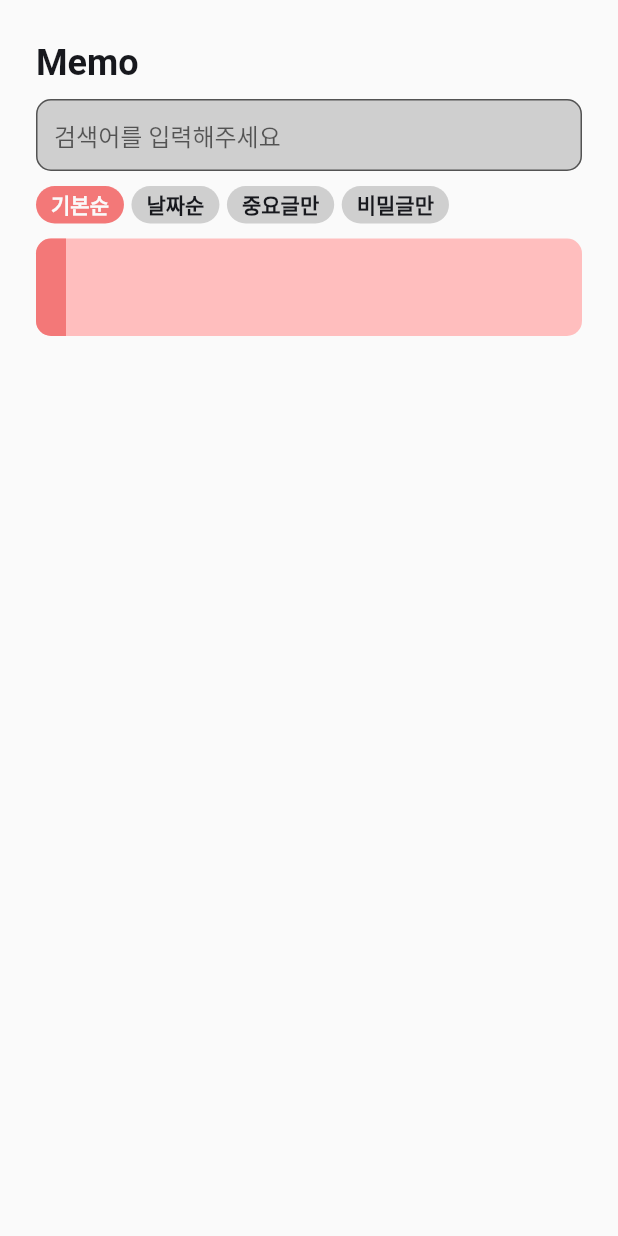
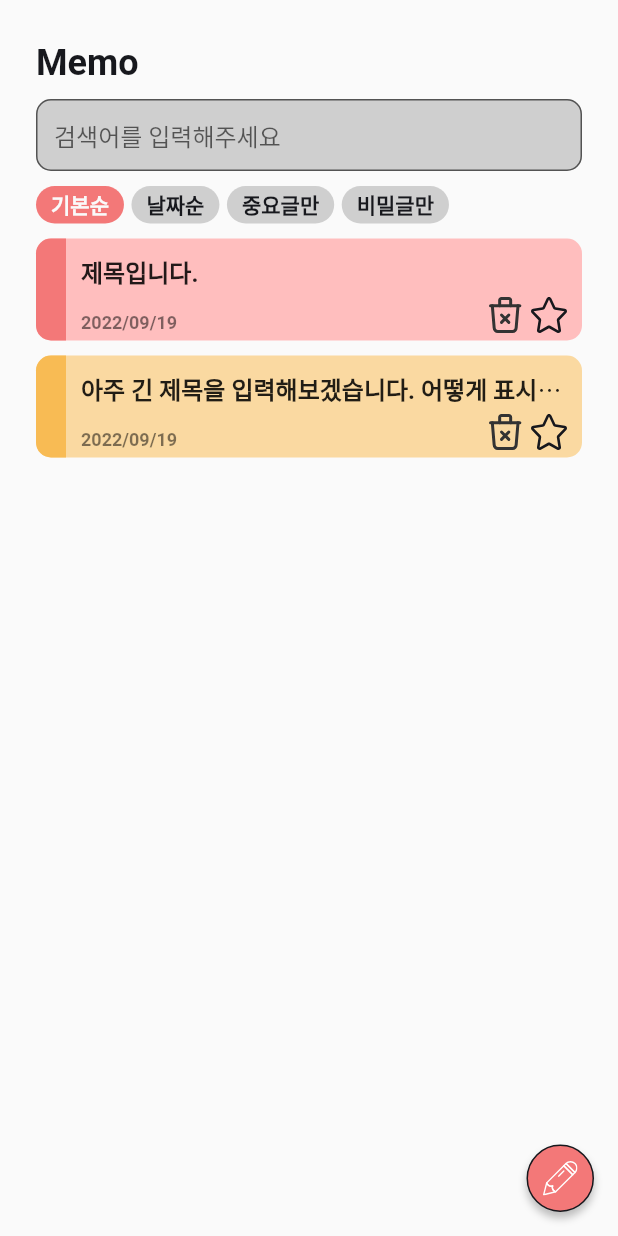
Before and after one commit to kmj94102/my_memo, a Flutter app: the screen it shows after launch, on a phone screen of 412 x 824 dp. Run offline on Flutter 3.47's test engine with Material 2 defaults, Android fonts, the phone set to English and light mode, and no system bars; our stand-ins replace flutter_svg.

Commit message:
- 메인화면 UI 작업 완료

```diff
--- a/lib/HomeScreen.dart
+++ b/lib/HomeScreen.dart
@@ -1,4 +1,5 @@
 import 'package:flutter/material.dart';
+import 'package:flutter_svg/flutter_svg.dart';
 
 class HomeScreen extends StatelessWidget {
   const HomeScreen({Key? key}) : super(key: key);
@@ -12,15 +13,82 @@ class HomeScreen extends StatelessWidget {
           child: Column(
             crossAxisAlignment: CrossAxisAlignment.start,
             children: [
-            const Text(
+              /// 타이틀
+              mainTitle(),
+              const SizedBox(height: 10),
+
+              /// 조건 영역 : 검색 + 검색 조건
+              conditionArea(),
+              const SizedBox(
+                height: 10,
+              ),
+
+              /// 메모 리스트 아이템
+              memoListItem(
+                  mainColor: const Color(0xFFF37878),
+                  subColor: const Color(0xFFFFBEBE),
+                  title: "제목입니다.",
+                  date: "2022/09/19"),
+              const SizedBox(
+                height: 10,
+              ),
+              memoListItem(
+                  mainColor: const Color(0xFFF8BB54),
+                  subColor: const Color(0xFFFAD9A1),
+                  title: "아주 긴 제목을 입력해보겠습니다. 어떻게 표시되는지 확인해봅시다",
+                  date: "2022/09/19"),
+            ],
+          ),
+        ),
+        floatingActionButton: customFloat());
+  }
+}
+
+/// 메인 타이틀
+Widget mainTitle() {
+  return const Text(
     "Memo",
     style: TextStyle(
-                  color: Color(0xFF17181d),
-                  fontSize: 24,
-                  fontWeight: FontWeight.bold),
+        color: Color(0xFF17181d), fontSize: 24, fontWeight: FontWeight.bold),
+  );
+}
+
+/// 조건 영역
+Widget conditionArea() {
+  return Column(
+    children: [
+      /// 검색 창
+      searchField(),
+      const SizedBox(
+        height: 10,
       ),
-            const SizedBox(height: 10),
-            TextFormField(
+
+      /// 검색 조건 선택
+      Row(
+        mainAxisAlignment: MainAxisAlignment.start,
+        children: [
+          conditionSelectBox("기본순", true),
+          const SizedBox(
+            width: 5,
+          ),
+          conditionSelectBox("날짜순", false),
+          const SizedBox(
+            width: 5,
+          ),
+          conditionSelectBox("중요글만", false),
+          const SizedBox(
+            width: 5,
+          ),
+          conditionSelectBox("비밀글만", false)
+        ],
+      ),
+    ],
+  );
+}
+
+/// 검색 창
+Widget searchField() {
+  return TextFormField(
     decoration: const InputDecoration(
       border: OutlineInputBorder(
         borderRadius: BorderRadius.all(Radius.circular(10)),
@@ -33,30 +101,11 @@ class HomeScreen extends StatelessWidget {
       contentPadding: EdgeInsets.fromLTRB(12, 0, 12, 0),
       hintText: "검색어를 입력해주세요",
     ),
-            ),
-            const SizedBox(height: 10,),
-            Row(
-              mainAxisAlignment: MainAxisAlignment.start,
-              children: [
-                selectBox("기본순", true),
-                const SizedBox(width: 5,),
-                selectBox("날짜순", false),
-                const SizedBox(width: 5,),
-                selectBox("중요글만", false),
-                const SizedBox(width: 5,),
-                selectBox("비밀글만", false)
-              ],
-            ),
-            const SizedBox(height: 10,),
-            memoListItem(const Color(0xFFF37878), const Color(0xFFFFBEBE))
-          ],
-        ),
-      ),
   );
 }
-}
 
-Widget selectBox(String text, bool isSelect) {
+/// 조건 선택 아이템
+Widget conditionSelectBox(String text, bool isSelect) {
   var textColor = const Color(0xFF17181D);
   if (isSelect) {
     textColor = const Color(0xFFFAFAFA);
@@ -83,27 +132,103 @@ Widget selectBox(String text, bool isSelect) {
   );
 }
 
-Widget memoListItem(Color mainColor, Color subColor) {
+/// 메모 리스트 아이템
+Widget memoListItem({
+  Color mainColor = const Color(0xFFF37878),
+  Color subColor = const Color(0xFFFFBEBE),
+  String title = "",
+  String date = "",
+}) {
   return Container(
       decoration: BoxDecoration(
-        borderRadius: BorderRadius.circular(10),
-        color: subColor
-    ),
-    child:Column(
-      children: [
-        Row(
+          borderRadius: BorderRadius.circular(10), color: subColor),
+      child: IntrinsicHeight(
+        child: Row(
+          crossAxisAlignment: CrossAxisAlignment.stretch,
           children: [
             Container(
               width: 20,
-              height: 65,
               decoration: BoxDecoration(
-                  borderRadius: const BorderRadius.only(topLeft: Radius.circular(10), bottomLeft: Radius.circular(10)),
-                  color: mainColor
+                  borderRadius: const BorderRadius.only(
+                      topLeft: Radius.circular(10),
+                      bottomLeft: Radius.circular(10)),
+                  color: mainColor),
             ),
+            Expanded(
+                child: Padding(
+              padding: const EdgeInsets.only(
+                  top: 10, left: 10, right: 10, bottom: 5),
+              child: Column(
+                crossAxisAlignment: CrossAxisAlignment.start,
+                children: [
+                  Text(
+                    title,
+                    style: const TextStyle(
+                        fontWeight: FontWeight.bold, fontSize: 16),
+                    maxLines: 1,
+                    overflow: TextOverflow.ellipsis,
+                  ),
+                  const SizedBox(
+                    height: 5,
+                  ),
+                  Row(
+                    crossAxisAlignment: CrossAxisAlignment.end,
+                    children: [
+                      Expanded(
+                          child: Text(
+                        date,
+                        style: const TextStyle(
+                            fontWeight: FontWeight.bold,
+                            fontSize: 12,
+                            color: Color(0x80000000)),
+                      )),
+                      GestureDetector(
+                        onTap: () {},
+                        child: SvgPicture.asset("assets/images/ic_trash.svg"),
+                      ),
+                      const SizedBox(
+                        width: 5,
+                      ),
+                      GestureDetector(
+                        onTap: () {},
+                        child: SvgPicture.asset("assets/images/ic_star.svg"),
                       ),
                     ],
                   )
                 ],
               ),
+            ))
+          ],
+        ),
+      ));
+}
+
+/// Float 아이템
+Widget customFloat() {
+  return InkWell(
+    onTap: () {},
+    borderRadius: const BorderRadius.all(Radius.circular(10)),
+    child: Container(
+      width: 45,
+      height: 45,
+      decoration: BoxDecoration(
+          shape: BoxShape.circle,
+          border: Border.all(width: 1, color: const Color(0xFF17181D)),
+          color: const Color(0xFFF37878),
+          boxShadow: const [
+            BoxShadow(
+                color: Color(0x40000000),
+                blurRadius: 4,
+                offset: Offset(0, 4),
+                spreadRadius: 0)
+          ]),
+      child: Padding(
+        padding: const EdgeInsets.all(10),
+        child: SvgPicture.asset(
+          "assets/images/ic_write.svg",
+          color: Colors.white,
+        ),
+      ),
+    ),
   );
 }
--- a/lib/main.dart
+++ b/lib/main.dart
@@ -12,7 +12,7 @@ class MyApp extends StatelessWidget {
   @override
   Widget build(BuildContext context) {
     return MaterialApp(
-      title: 'Flutter Demo',
+      title: 'MyMemo',
       theme: ThemeData(
         primarySwatch: Colors.blue,
       ),
```
Also changed, not shown: pubspec.yaml (+10 -3 lines), assets/images/ic_lock.svg (added), assets/images/ic_prev.svg (added), assets/images/ic_star.svg (added), assets/images/ic_star_fill.svg (added), assets/images/ic_trash.svg (added), assets/images/ic_unlock.svg (added), assets/images/ic_write.svg (added), pubspec.lock. Lines whose indentation alone changed are shown as unchanged.
